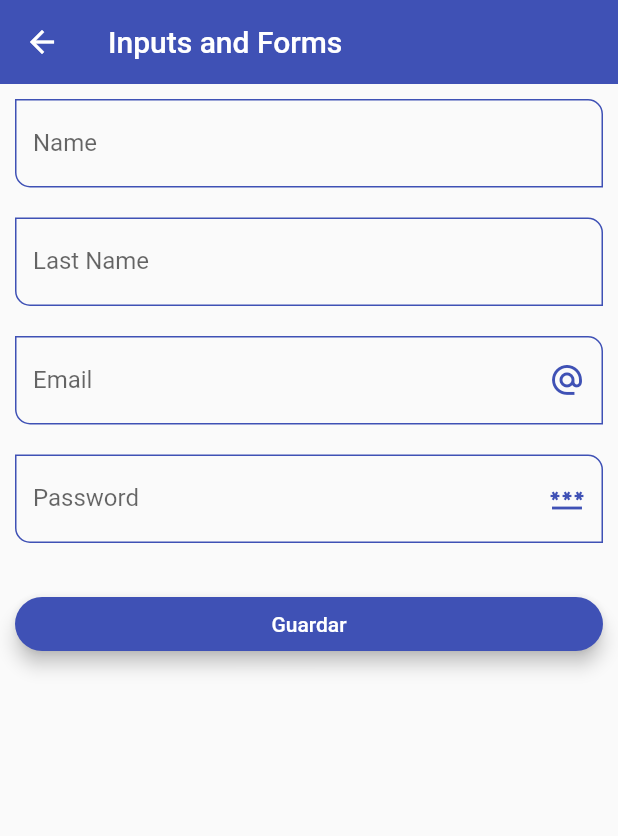
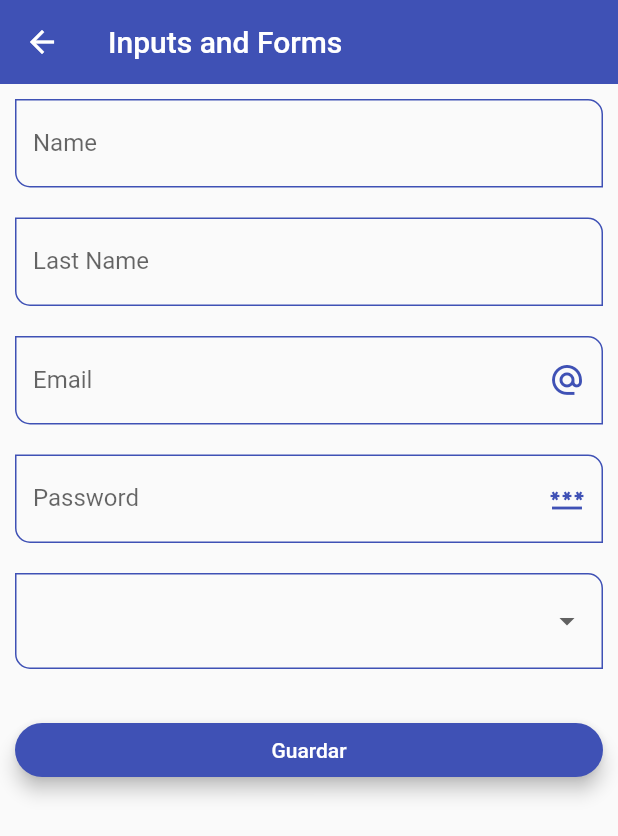
Before and after one commit to guiiyanxD/components_app, a Flutter app: the InputsScreen screen opened by its route, after a tap on "Guardar", on a phone screen of 412 x 824 dp. Shown: the top 836 px of the screen. Run offline on Flutter 3.47's test engine with Material 2 defaults, Android fonts, the phone set to English and light mode, and no system bars.

```diff
--- a/lib/screens/inputs_screen.dart
+++ b/lib/screens/inputs_screen.dart
@@ -7,6 +7,16 @@ class InputsScreen extends StatelessWidget {
 
   @override
   Widget build(BuildContext context) {
+
+    final GlobalKey<FormState> myFormKey = GlobalKey<FormState>();
+
+    final Map<String, String> formValues = {
+      'firstName' : 'Williams',
+      'lastName'  : 'Alvarez',
+      'email'     : 'williamswaz18@gmail.com',
+      'password'  : '123456',
+      'role'      : 'Admin',
+    };
     return Scaffold(
         appBar: AppBar(
           title: const Text("Inputs and Forms"),
@@ -17,9 +27,13 @@ class InputsScreen extends StatelessWidget {
               horizontal: 10,
               vertical: 10
             ),
+            child: Form(
+              key: myFormKey,
               child: Column(
                 children: [
-                const CustomTextFormField(
+                   CustomTextFormField(
+                    formProperty: 'firstName',
+                    formValues: formValues,
                     keyboradType: TextInputType.text,
                     labelText: 'Name',
                     hintText: 'Type your name',
@@ -27,7 +41,9 @@ class InputsScreen extends StatelessWidget {
                   ),
                   const SizedBox(height: 20),
 
-                const CustomTextFormField(
+                  CustomTextFormField(
+                    formProperty: 'lastName',
+                    formValues: formValues,
                     keyboradType: TextInputType.text,
                     labelText: 'Last Name',
                     hintText: 'Type your last name',
@@ -35,7 +51,9 @@ class InputsScreen extends StatelessWidget {
                   ),
                   const SizedBox(height: 20),
 
-                const CustomTextFormField(
+                  CustomTextFormField(
+                    formProperty: 'email',
+                    formValues: formValues,
                     keyboradType: TextInputType.emailAddress,
                     labelText: 'Email',
                     hintText: 'Type your email',
@@ -43,15 +61,30 @@ class InputsScreen extends StatelessWidget {
                   ),
                   const SizedBox(height: 20),
 
-                const CustomTextFormField(
+                  CustomTextFormField(
+                    formProperty: 'password',
+                    formValues: formValues,
                     isPasswordFiled: true,
                     keyboradType: TextInputType.text,
                     labelText: 'Password',
                     hintText: 'Type your password',
                     suffixIcon: Icons.password_outlined,
                   ),
+                  const SizedBox(height: 20),
+
+                  DropdownButtonFormField<String>(
+                    items: const [
+                      DropdownMenuItem(value: "admin", child: Text("Administrator")),
+                      DropdownMenuItem(value: "dev", child: Text("Developer")),
+                      DropdownMenuItem(value: "intern",child: Text("Internship"),),
+                      DropdownMenuItem(value: "doc",child: Text("Doctor"),),
+                    ],
+                    onChanged: (value) {
+                      formValues['role'] = value ?? "No role";
+                    },
+                  ),
+
                   const SizedBox(height: 30),
-
                   ElevatedButton(
                     child: const SizedBox(
                       width: double.infinity,
@@ -59,8 +92,20 @@ class InputsScreen extends StatelessWidget {
                         child: Text("Guardar"),
                       ),
                     ),
-                  onPressed:()=> {},)
+                    onPressed:() {
+                      ///Codigo para guardar el teclado luego de apretar el boton guardar del formulario
+                      FocusScope.of(context).requestFocus(FocusNode());
+
+                      if( !myFormKey.currentState!.validate() ){
+                        print("Formulario no valido");
+                      }
+
+                      print(formValues);
+                      // print(formValues);
+                    },
+                  )
                 ],
+              ),
             ),
           ),
         )
--- a/lib/widgets/custom_text_form_field.dart
+++ b/lib/widgets/custom_text_form_field.dart
@@ -10,6 +10,9 @@ class CustomTextFormField extends StatelessWidget {
   final Function? validator;
   final bool isPasswordFiled;
 
+  final String formProperty;
+  final Map<String, String> formValues;
+
 
     const CustomTextFormField({
       Key? key,
@@ -21,6 +24,8 @@ class CustomTextFormField extends StatelessWidget {
       this.helpText,
       this.validator,
       this.isPasswordFiled = false,
+      required this.formProperty,
+      required this.formValues,
     }) : super(key: key);
 
   @override
@@ -35,6 +40,9 @@ class CustomTextFormField extends StatelessWidget {
       validator: (value) {
         return value!.length < 3 ? "More than 3 characters" : null;
       },
+      onChanged: (value) {
+        formValues[formProperty] = value;
+      },
       decoration: InputDecoration(
         hintText: hintText,
         labelText: labelText,
```
Lines whose indentation alone changed are shown as unchanged.
